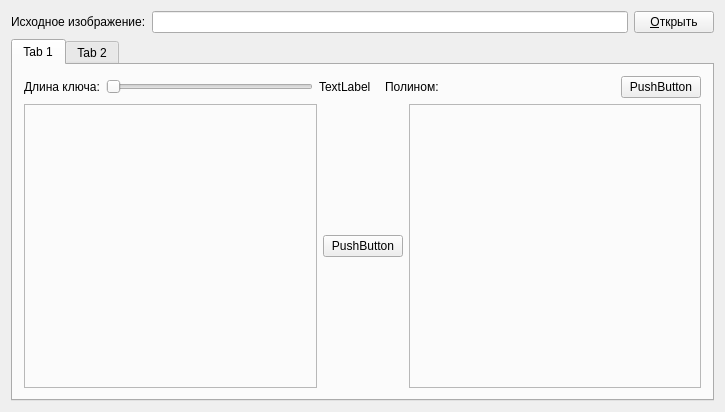
Qt form mainwindow.ui (mdnight/ponycrypt) before a commit.
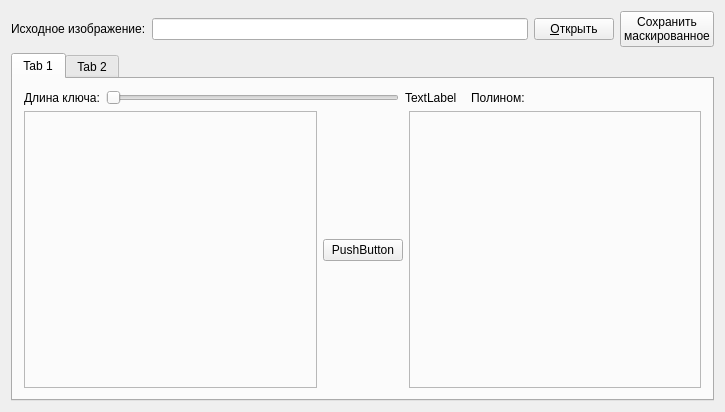
The same form after that commit.

Commit message: генериррование таблиц замены

Patch:
```diff
--- a/mainwindow.ui
+++ b/mainwindow.ui
@@ -34,6 +34,14 @@
         </property>
        </widget>
       </item>
+      <item>
+       <widget class="QPushButton" name="pushButton_5">
+        <property name="text">
+         <string>Сохранить
+маскированное</string>
+        </property>
+       </widget>
+      </item>
      </layout>
     </item>
     <item row="1" column="0">
@@ -91,13 +99,6 @@
             </property>
            </widget>
           </item>
-          <item>
-           <widget class="QPushButton" name="pushButton_5">
-            <property name="text">
-             <string>PushButton</string>
-            </property>
-           </widget>
-          </item>
          </layout>
         </item>
         <item>
```
Left out of the diff: 7 changed lines with no effect on the pictures. The commit also changes 2 other files.
